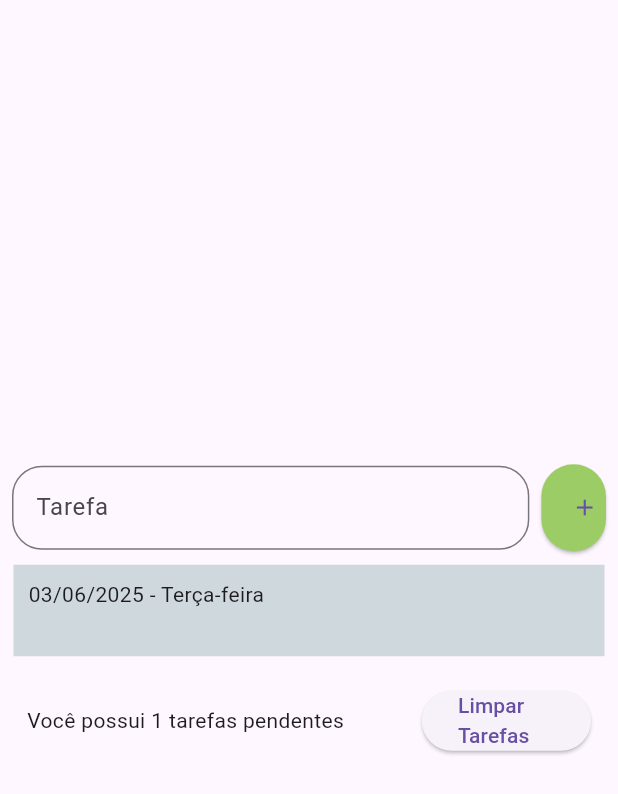
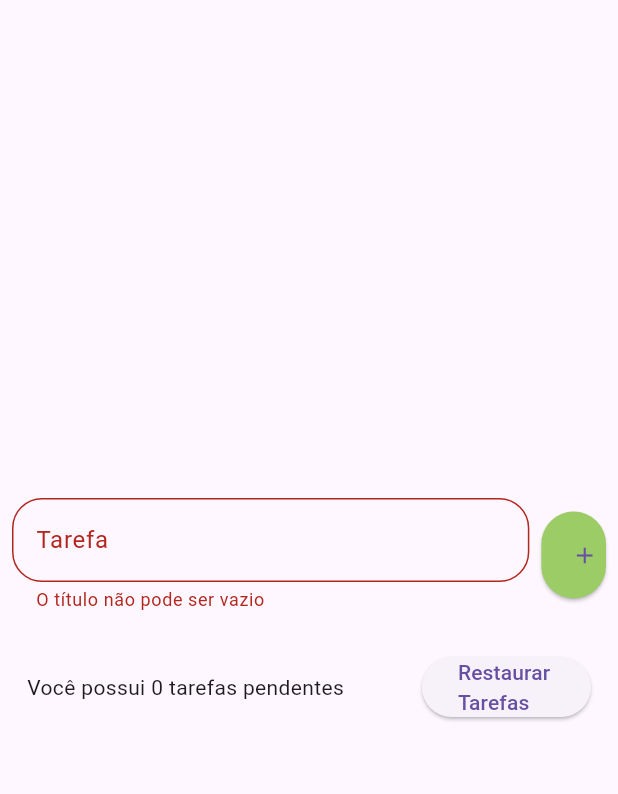
Before and after one commit to MeusProjetosFlutter/lista_de_tarefas, a Flutter app: the screen it shows after launch, after a tap on the "add" icon, on a phone screen of 412 x 824 dp. Shown: the top 794 px of the screen. Run offline on Flutter 3.47's test engine with Material 3 defaults, Android fonts, the phone set to English and light mode, and no system bars; drawn by our look-alikes of flutter_slidable; our stand-ins replace shared_preferences.

Commit message:
Adição da ErrorMsg
Implementada uma mensagem de erro, caso o usuário não escreva nenhuma tarefa ao clicar no botão de adicionar tarefa.

```diff
--- a/lib/models/todo.dart
+++ b/lib/models/todo.dart
@@ -1,17 +1,19 @@
 class Todo {
-  Todo(this.title, this.dateTime);
+  Todo({required this.title, required this.dateTime});
+
+  Todo.fromJson(Map<String, dynamic> json)
+      : title = json["title"],
+        dateTime = DateTime.parse(json["dateTime"]);
 
   String title;
   DateTime dateTime;
 
-
-
-
-
-  Map<String, dynamic> toJson() { //método que permite converter a tarefa e seus atributos para JSON
+  Map<String, dynamic> toJson() {
+    //metodo que permite converter a tarefa e seus atributos para JSON
     return {
       "title": title,
-      "dateTime" : dateTime.toIso8601String(), //converte a data em um formato de String
+      "dateTime": dateTime.toIso8601String(),
+      //converte a data em um formato de String
     };
   }
 }
--- a/lib/pages/to_do_list_page.dart
+++ b/lib/pages/to_do_list_page.dart
@@ -16,11 +16,28 @@ class _ToDoListPageState extends State<ToDoListPage> {
       TodoRepository(); //criando um novo repositório
 
   List<Todo> todos = [];
-  int count = 0;
+  late int count;
   List<Todo> deletedTodos = [];
   Todo? deletedTodo;
   int? deletedTodoIndex;
   List<Todo> listBackup = [];
+  bool todoWasExcluded = false;
+  String? errorText;
+
+  @override
+  void initState() {
+    //metodo chamado na criacao do widget statefull, so é chamado na abertura da aplicacao uma unica vez
+    super.initState(); //obtigatorio chamar esse metodo
+
+    todoRepository.getTodoList().then((value) {
+      //pega a lista salva no sharedpreferencies e retorna no value
+      setState(() {
+        todos = value;
+        count = todos.length;
+        listBackup.addAll(todos);
+      });
+    });
+  }
 
   @override
   Widget build(BuildContext context) {
@@ -38,11 +55,12 @@ class _ToDoListPageState extends State<ToDoListPage> {
                       flex: 8,
                       child: TextField(
                         controller: emailController,
-                        decoration: const InputDecoration(
+                        decoration: InputDecoration(
                           labelText: "Tarefa",
-                          border: OutlineInputBorder(
+                          border: const OutlineInputBorder(
                               borderRadius:
                                   BorderRadius.all(Radius.circular(20))),
+                          errorText: errorText,
                         ),
                       ),
                     ),
@@ -54,16 +72,27 @@ class _ToDoListPageState extends State<ToDoListPage> {
                       child: ElevatedButton(
                         onPressed: () {
                           String text = emailController.text;
+
+                          if (text.isEmpty) {
+                            setState(() {
+                              errorText = "O título não pode ser vazio";
+                            });
+                            return;
+                          }
+
                           setState(() {
-                            Todo newtodo = Todo(text,
-                                DateTime.now()); // criando uma nova tarefa
+                            Todo newtodo = Todo(
+                                title: text,
+                                dateTime:
+                                    DateTime.now()); // criando uma nova tarefa
                             todos.add(newtodo);
                             listBackup.add(newtodo);
                             todoRepository.saveTodoList(
-                                listBackup); //salvo a lista no repositorio
+                                todos); //salvo a lista no repositorio
                             //adicionando a tarefa na lista
                             count++;
                             emailController.clear();
+                            errorText = null;
                           });
                         },
                         style: ElevatedButton.styleFrom(
@@ -99,12 +128,13 @@ class _ToDoListPageState extends State<ToDoListPage> {
                       Expanded(
                           flex: 3,
                           child: ElevatedButton(
-                              onPressed: count == 0
+                              onPressed: todos.isEmpty
                                   ? () {
                                       //Restaurar tarefas
                                       setState(() {
                                         todos.addAll(listBackup);
                                         //deletedTodos.clear();
+                                        todoRepository.saveTodoList(todos);
 
                                         count = todos.length;
                                       });
@@ -112,7 +142,7 @@ class _ToDoListPageState extends State<ToDoListPage> {
                                   : () {
                                       showDeleteAllConfirmation();
                                     },
-                              child: count == 0
+                              child: todos.isEmpty
                                   ? const Text("Restaurar Tarefas")
                                   : const Text("Limpar Tarefas"))),
                     ],
@@ -133,6 +163,8 @@ class _ToDoListPageState extends State<ToDoListPage> {
       deletedTodos.add(todo);
       todos.remove(todo);
       count--;
+      todoWasExcluded = true;
+      todoRepository.saveTodoList(todos);
     });
     ScaffoldMessenger.of(context).clearSnackBars(); //Limpar snackbars
     ScaffoldMessenger.of(context).showSnackBar(SnackBar(
@@ -145,6 +177,8 @@ class _ToDoListPageState extends State<ToDoListPage> {
               deletedTodos.remove(deletedTodo);
               todos.insert(deletedTodoIndex!, deletedTodo!);
               count++;
+              todoWasExcluded = false;
+              todoRepository.saveTodoList(todos);
             });
           }),
     ));
--- a/lib/repositories/todo_repository.dart
+++ b/lib/repositories/todo_repository.dart
@@ -2,22 +2,32 @@ import 'package:shared_preferences/shared_preferences.dart';
 import 'dart:convert';
 import 'package:lista_de_tarefas/models/todo.dart';
 
+
+String todoListKey = "todo_list";
+
 class TodoRepository {
-  //classe usada para armazenar as tarefas quando o app for fechado
-  TodoRepository() {
-    SharedPreferences.getInstance().then((value) => sharedPreferences =
-        value); //espera uma instancia do SharedPreferences e depois passa para o atributo sharedPreferences
-  }
 
   late SharedPreferences
       sharedPreferences; //armazena dados pesquenos como String, inteiros etc
 
   void saveTodoList(List<Todo> todos) {
+    //convertendo a lista de tarefas em um JSON
     final String jsonString = json.encode(
         todos); /*pega um mapa OU uma lista de instancias de uma classe que implementa o metodo toJSON, e converte para o padrao JSON
         OBS: a lista "todos" contém objetos da classe TODO,
-        a qual implementa o métod toJson. Isso é suficiente para que o json.encode saiba como converter cada objeto Todo para JSON.*/
+        a qual implementa o metodo toJson. Isso é suficiente para que o json.encode saiba como converter cada objeto Todo para JSON.*/
+    //SALVANDO O JSON EM UMA STRING NO SHAREDPREFERENCES
+    print(jsonString);
     sharedPreferences.setString("todo_list",
-        jsonString); //armazena/salva o texto no padrão JSON em um MAP
+        jsonString); // armazena/salva o texto no padrão JSON em um MAP
+  }
+
+  Future <List <Todo>> getTodoList() async {
+    sharedPreferences = await SharedPreferences.getInstance();
+    String? jsonString = sharedPreferences.getString(todoListKey) ??
+        "[]"; //se nenhuma lista foi salva, retorna um json com uma lista vazia
+    List jsonDecoded = json.decode(jsonString)
+        as List; //convertendo o json decodificado para uma lista
+    return jsonDecoded.map((e) => Todo.fromJson(e)).toList();
   }
 }
--- a/lib/widgets/todo_item_list.dart
+++ b/lib/widgets/todo_item_list.dart
@@ -19,7 +19,7 @@ class TodoListItem extends StatelessWidget {
             spacing: 0,
             flex: 2,
             onPressed: (context) {onDelete(todo);},
-            backgroundColor: const Color(0xFF7BC043),
+            backgroundColor: const Color(0xFFFA0000),
             foregroundColor: Colors.white,
             icon: Icons.delete,
             label: 'Excluir',
```
Also changed, not shown: pubspec.lock.
